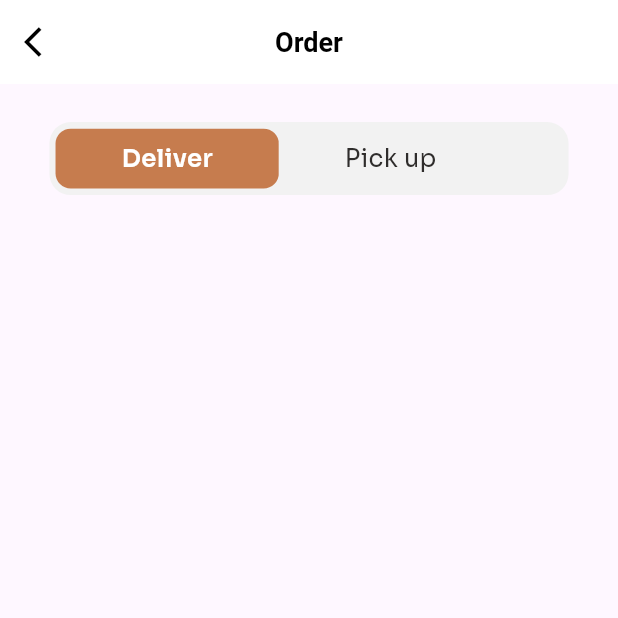
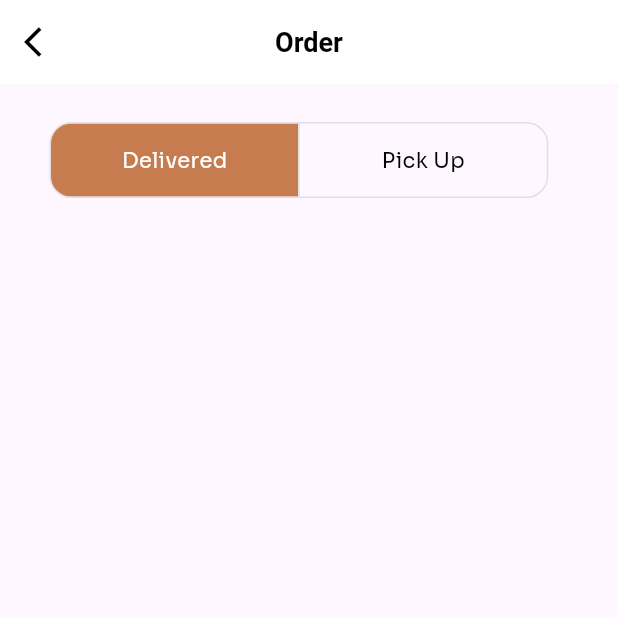
Before and after one commit to KhaledElalfy1/coffee-shop, a Flutter app: the DetailsView screen opened directly with sample values from the repository, after a tap on "Bye Now", on a phone screen of 412 x 824 dp, the top half of it. Run offline on Flutter 3.47's test engine with Material 3 defaults, Android fonts, the phone set to English and light mode, and no system bars; our stand-ins replace flutter_screenutil, gap, readmore.

Commit message:
use ToggleButton widget

```diff
--- a/lib/features/buy_coffee/presentation/view/buy_coffee.dart
+++ b/lib/features/buy_coffee/presentation/view/buy_coffee.dart
@@ -1,15 +1,26 @@
 import 'package:coffe_shop/core/helpers/extentions.dart';
 import 'package:coffe_shop/core/models/coffee_model.dart';
+import 'package:coffe_shop/core/utils/app_color.dart';
 
 import 'package:coffe_shop/core/utils/fonts.dart';
+import 'package:coffe_shop/features/buy_coffee/presentation/view/widgets/delevry_action.dart';
 import 'package:coffe_shop/features/buy_coffee/presentation/view/widgets/delivery_kind.dart';
 import 'package:flutter/material.dart';
 import 'package:flutter_screenutil/flutter_screenutil.dart';
 import 'package:gap/gap.dart';
 
-class BuyCoffee extends StatelessWidget {
+class BuyCoffee extends StatefulWidget {
   const BuyCoffee({super.key, required this.coffeeModel});
   final CoffeeModel coffeeModel;
+
+  @override
+  State<BuyCoffee> createState() => _BuyCoffeeState();
+}
+
+class _BuyCoffeeState extends State<BuyCoffee> {
+  List<bool> isSelected = [true, false];
+  bool vertical = false; // for rotation
+  List<Text> buttons = const [Text('Delivered'), Text('Pick Up')];
   @override
   Widget build(BuildContext context) {
     return Scaffold(
@@ -30,7 +41,41 @@ class BuyCoffee extends StatelessWidget {
         child: ListView(
           children: [
             Gap(25.h),
-            const CustomDeliveryContainer(),
+            Container(
+              child: ToggleButtons(
+                  direction: vertical ? Axis.vertical : Axis.horizontal,
+                  isSelected: isSelected,
+                  onPressed: (index) {
+                    setState(() {
+                      for (var i = 0; i < isSelected.length; i++) {
+                        isSelected[i] = i == index;
+                      }
+                    });
+                  },
+                  color: Colors.black, // unselected item color
+                  borderRadius: BorderRadius.circular(14.r),
+                  fillColor: ColorManger.switchColor,
+                  selectedColor: Colors.white,
+                  constraints: BoxConstraints(
+                    minHeight: 48.0.h,
+                    minWidth: 150.0.w,
+                  ),
+                  children: buttons
+                  //  [
+                  //   ActionContainer(
+                  //     color: ColorManger.switchColor,
+                  //     text: 'Deliver',
+                  //     textStyle: AppFonts.semiBold16LightBlack
+                  //         .copyWith(color: Colors.white),
+                  //   ),
+                  //   ActionContainer(
+                  //     color: ColorManger.gary,
+                  //     text: 'Pick up',
+                  //     textStyle: AppFonts.regular16Black,
+                  //   ),
+                  // ],
+                  ),
+            )
           ],
         ),
       ),
--- a/lib/features/home/presentation/view/widgets/coffee_detail_container.dart
+++ b/lib/features/home/presentation/view/widgets/coffee_detail_container.dart
@@ -57,7 +57,10 @@ class CoffeeDetailContainer extends StatelessWidget {
                     ),
                   ),
                   onPressed: onPressed,
-                  child: const Icon(Icons.add),
+                  child: const Icon(
+                    Icons.add,
+                    color: Colors.white,
+                  ),
                 )
               ],
             )
--- a/lib/features/onboarding/presentation/view/widgets/custom_elevation_button.dart
+++ b/lib/features/onboarding/presentation/view/widgets/custom_elevation_button.dart
@@ -1,9 +1,13 @@
+import 'package:coffe_shop/core/utils/fonts.dart';
 import 'package:flutter/material.dart';
+import 'package:flutter_screenutil/flutter_screenutil.dart';
 
 class CustomElevationButton extends StatelessWidget {
   const CustomElevationButton({
     super.key,
-    this.onPressed, required this.text, required this.radius,
+    this.onPressed,
+    required this.text,
+    required this.radius,
   });
   final void Function()? onPressed;
   final String text;
@@ -22,8 +26,11 @@ class CustomElevationButton extends StatelessWidget {
           ),
         ),
       ),
-      child:  Text(
+      child: Text(
         text,
+        style: AppFonts.semiBold14whit.copyWith(
+          fontSize: 16.sp,
+        ),
       ),
     );
   }
--- a/pubspec.yaml
+++ b/pubspec.yaml
@@ -34,11 +34,11 @@ dependencies:
   flutter_native_splash: ^2.3.7
   flutter_screenutil: ^5.9.0
   gap: ^3.0.1
-  gotrue: ^1.12.6
+  gotrue: ^2.1.0
   readmore: ^2.2.0
 
 dev_dependencies:
-  flutter_lints: ^2.0.0
+  flutter_lints: ^3.0.1
   flutter_test:
     sdk: flutter
 
```
Also changed, not shown: pubspec.lock.
